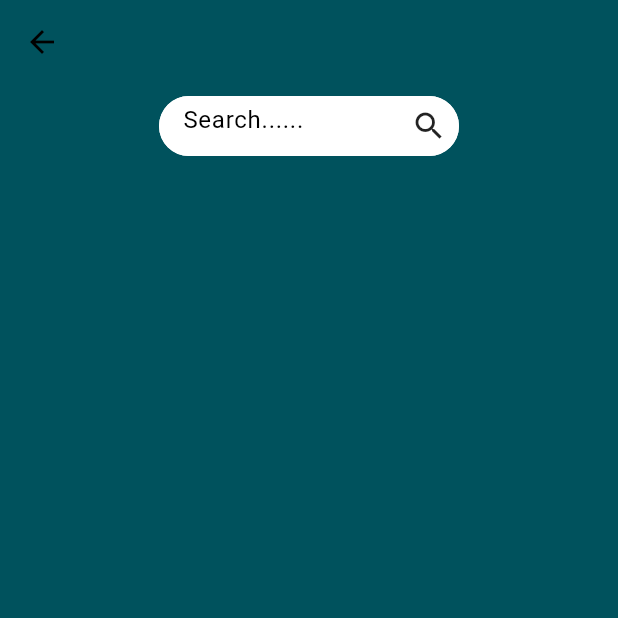
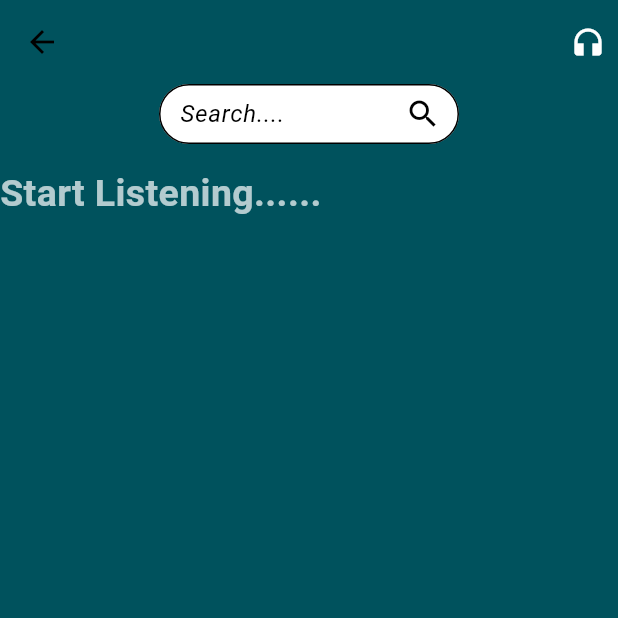
Before and after one commit to ShinraRabin/PlaYiT, a Flutter app: the HomePage screen opened directly, on a phone screen of 412 x 824 dp, the top half of it. Run offline on Flutter 3.47's test engine with Material 2 defaults, Android fonts, the phone set to English and light mode, and no system bars.

Commit message:
home page

```diff
--- a/play_it/lib/Screens/homePage.dart
+++ b/play_it/lib/Screens/homePage.dart
@@ -8,7 +8,7 @@ class HomePage extends StatefulWidget {
 }
 
 class _HomePageState extends State<HomePage> {
-  TextEditingController _searchController = TextEditingController();
+  // TextEditingController _searchController = TextEditingController();
 
   @override
   Widget build(BuildContext context) {
@@ -16,44 +16,105 @@ class _HomePageState extends State<HomePage> {
       child: Scaffold(
           appBar: AppBar(
             backgroundColor: Color(0xff00525d),
+            actions: [
+              Padding(
+                padding: const EdgeInsets.all(8.0),
+                child: Icon(
+                  Icons.headphones,
+                  size: 24,
+                  color: Colors.white,
+                ),
+              ),
+            ],
           ),
           backgroundColor: Color(0xff00525d),
-          body: Padding(
-            padding: const EdgeInsets.all(8.0),
-            child: Center(
-              child: Container(
-                constraints: BoxConstraints(maxWidth: 200),
-                child: Column(children: [
-                  Container(
-                    constraints: BoxConstraints(maxHeight: 40),
-                    decoration: BoxDecoration(
-                      color: Colors.white,
-                      borderRadius: BorderRadius.circular(40.0),
+          body: Container(
+            child: Column(
+              children: [
+                //searchBox
+                Container(
+                  width: 200,
+                  height: 40,
+                  child: TextField(
+
+                    decoration: InputDecoration(
+
+                      hintText: 'Search....',
+                      hintStyle: TextStyle(fontStyle: FontStyle.italic),
+                      suffixIcon: Icon(Icons.search),
+                      filled: true,
+                      fillColor: Colors.white.withOpacity(1),
+                      contentPadding:EdgeInsets.only(top: 10.0,bottom: 5.0, left: 10.0) ,
+                      border: OutlineInputBorder(borderRadius: BorderRadius.all(Radius.circular(100)))
                     ),
-                    child: Stack(
-                      children: [
-                        Align(
-                          alignment: Alignment.centerRight,
-                          child: Padding(
-                            padding: EdgeInsets.only(right: 8.0),
-                            child: Icon(Icons.search),
-                          ),
-                        ),
-                        TextField(
-                          decoration: InputDecoration(
-                            hintText: 'Search......',
-                            border: OutlineInputBorder(
-                              borderRadius: BorderRadius.circular(40.0),
-                            ),
-                          ),
-                        ),
-                      ],
-                    ),
-                  )
-                ]),
-              ),
+                  ),
+                ),
+                SizedBox(height: 15,),
+                Container(
+                  child:Column(children: [
+                    Align(
+                      alignment: Alignment.topLeft,
+                      child: Container(
+
+                        child: const Text('Start Listening......', style: TextStyle(
+                          fontStyle: FontStyle.normal,fontSize: 25,fontWeight: FontWeight.bold, color: Colors.white70,
+                        ),),
+
+                      ),
+                    )
+
+                  ]) ,
+                ),
+                Container(),
+                Container()
+              ],
             ),
-          )),
-    );
+          ),
+          // body: Padding(
+          //   padding: const EdgeInsets.all(8.0),
+          //   child: Column(
+          //     children: [
+
+          //     Container(
+          //       width: 200,
+          //       height: 40,
+          //       decoration: BoxDecoration(
+          //         border: Border.all(),
+          //         color: Colors.white,
+          //         borderRadius: BorderRadius.circular(40.0),
+          //       ),
+          //       child: Stack(
+          //         alignment: Alignment.center,
+          //         children: [
+          //           Align(
+          //             alignment: Alignment.centerRight,
+          //             child: Padding(
+          //               padding: EdgeInsets.only(right: 8.0),
+          //               child: Icon(Icons.search),
+          //             ),
+          //           ),
+          //           TextField(
+          //             decoration: InputDecoration(
+          //               hintText: 'Search......',
+          //               border: OutlineInputBorder(
+          //                 borderRadius: BorderRadius.circular(40.0),
+          //               ),
+          //             ),
+          //           )
+          //         ],
+          //       ),
+          //     ),
+          //     SizedBox(
+          //       height: 16.0,
+          //     ),
+          //     Container(
+          //       child: Text("Start Listening...",
+          //           style: TextStyle(
+          //               color: Colors.white10.withOpacity(1),
+          //               fontSize: 18.0)),
+          //     )
+          //   ]),
+          // )),
+    ));
   }
 }
--- a/play_it/lib/main.dart
+++ b/play_it/lib/main.dart
@@ -1,6 +1,6 @@
 import 'package:flutter/material.dart';
 import 'package:play_it/Screens/home.dart';
-import 'package:play_it/Screens/homePage.dart';
+// import 'package:play_it/Screens/homePage.dart';
 
 void main() {
   runApp(const MyApp());
```
